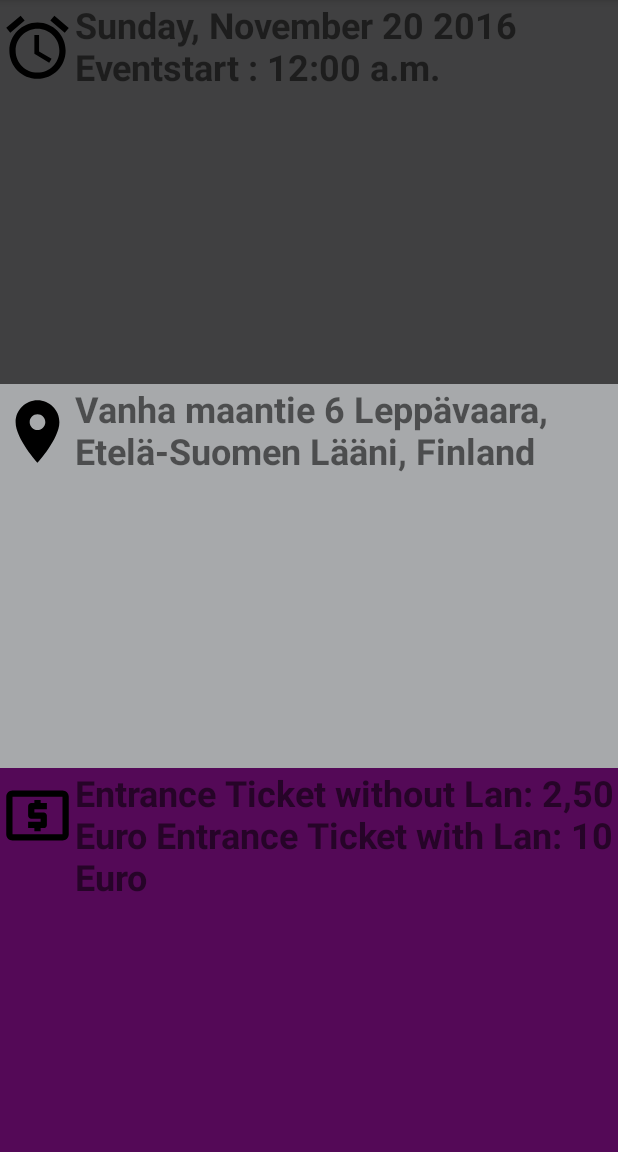
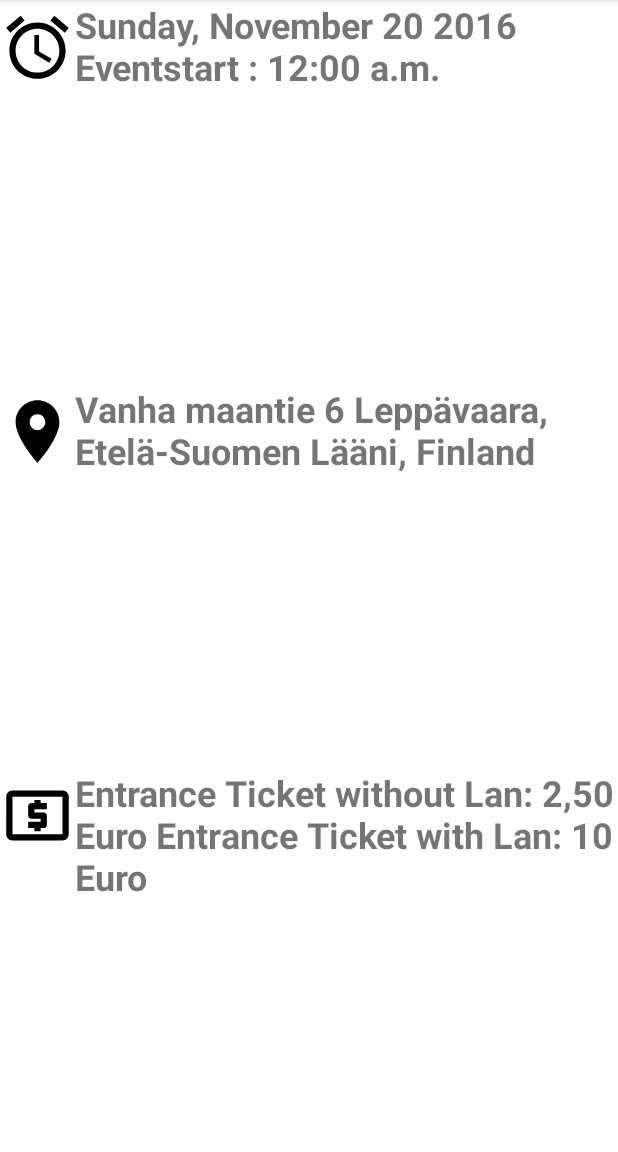
Before and after one commit to DariuschDideban/LeagueOfLegends, an Android app: the fragment InformationFragment shown on its own in the app's theme, on a phone screen of 412 x 824 dp, the part 84-1236 px from its top. Run offline under Robolectric (Android 15) with nearby library versions, the phone set to English and light mode, and no system bars.

Commit message:
information main geupdatet

```diff
--- a/app/src/main/res/layout/information_main.xml
+++ b/app/src/main/res/layout/information_main.xml
@@ -11,13 +11,14 @@
         android:layout_width="match_parent"
         android:layout_height="match_parent"
         android:layout_weight="1"
-        android:background="@color/darkgrey">
+        android:background="@color/white">
 
         <ImageView
             android:layout_width="50dp"
             android:layout_height="63dp"
             app:srcCompat="@drawable/ic_alarm"
-            android:id="@+id/imageView3" />
+            android:id="@+id/imageView3"
+            android:foregroundGravity="center" />
 
         <TextView
             android:text="Sunday, November 20 2016 Eventstart : 12:00 a.m."
@@ -35,7 +36,7 @@
         android:layout_width="match_parent"
         android:layout_height="match_parent"
         android:layout_weight="1"
-        android:background="@color/grey">
+        android:background="@color/white">
 
         <ImageView
             android:layout_width="50dp"
@@ -58,7 +59,7 @@
         android:layout_width="match_parent"
         android:layout_height="match_parent"
         android:layout_weight="1"
-        android:background="@color/purple">
+        android:background="@color/white">
 
         <ImageView
             android:layout_width="50dp"
```
